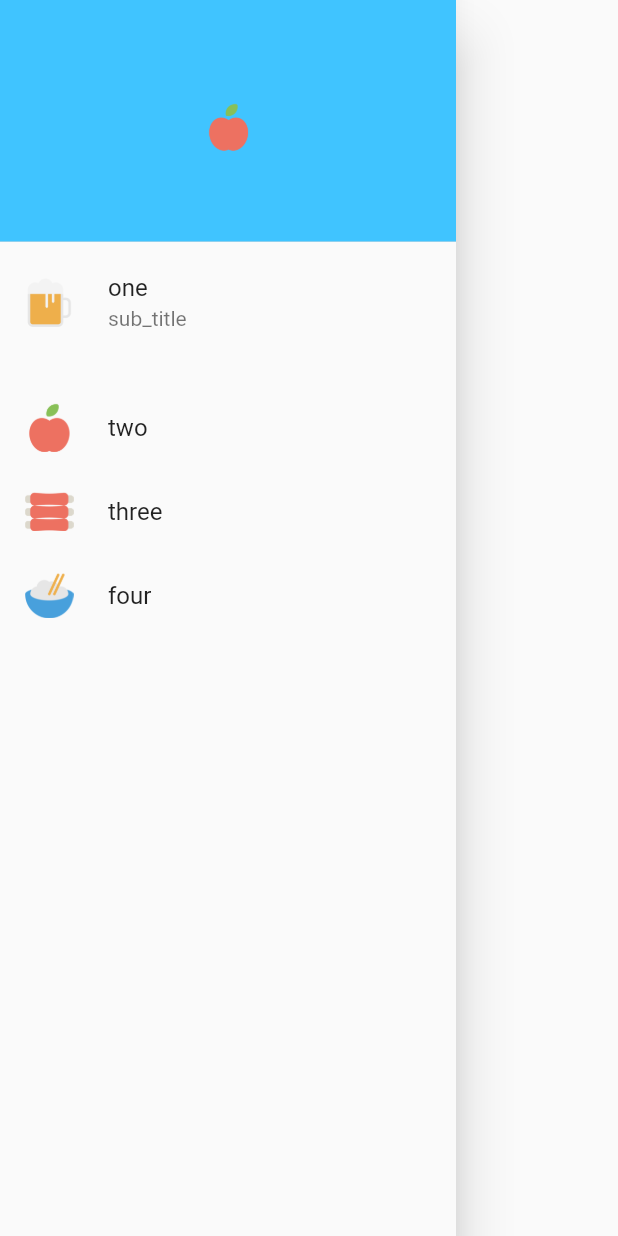
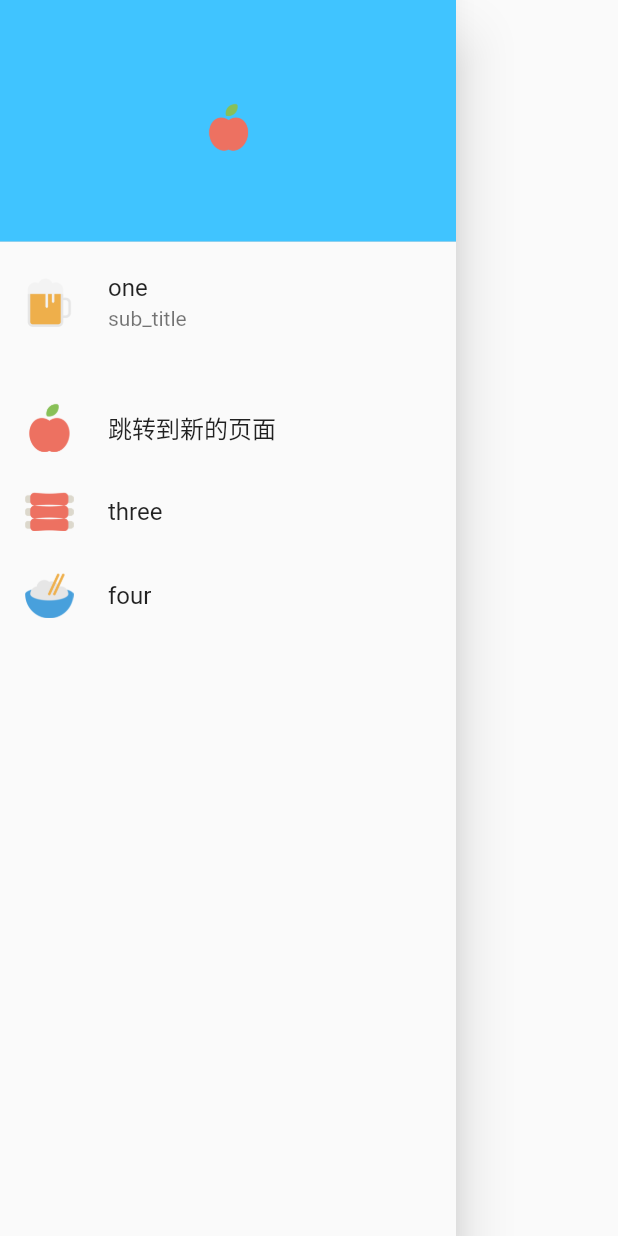
Before and after one commit to chentaishan/flutter_app, a Flutter app: the HomeDrawer widget shown alone on an empty page, opened directly, on a phone screen of 412 x 824 dp. Run offline on Flutter 3.47's test engine with Material 2 defaults, Android fonts, the phone set to English and light mode, and no system bars; network calls fail.

Commit message:
跳转页面且传值

```diff
--- a/lib/wangAndroid/wanAndmain.dart
+++ b/lib/wangAndroid/wanAndmain.dart
@@ -121,11 +121,12 @@ class HomeDrawer extends StatelessWidget {
                     Scaffold.of(context).showSnackBar(SnackBar(
                       content: Text("我是SnackBar"),
                     ));
+                    Scaffold.of(context).openEndDrawer();
                   },
                   icon: Image.asset(
                     "images/apple.png",
-                    width: 100,
-                    height: 100,
+                    width: 200,
+                    height: 200,
                   ),
                 ),
 //                child: IconButton.asset("images/apple.png", width: 100, height: 100,),
@@ -152,14 +153,14 @@ class HomeDrawer extends StatelessWidget {
                 ListTile(
                   leading:
                       Image.asset("images/apple.png", width: 33, height: 33),
-                  title: Text("two"),
+                  title: Text("跳转到新的页面"),
                   onTap: () => {
                     print("two"),
 
                     //导航到新路由
-                  Navigator.push( context,
+                    Navigator.push(context,
                         MaterialPageRoute(builder: (context) {
-                  return newRoute();
+                      return newRoute(text: "this is my new page");
                     }))
                   },
                 ),
```
Also changed, not shown: 1 other file. Lines whose indentation alone changed are shown as unchanged.
